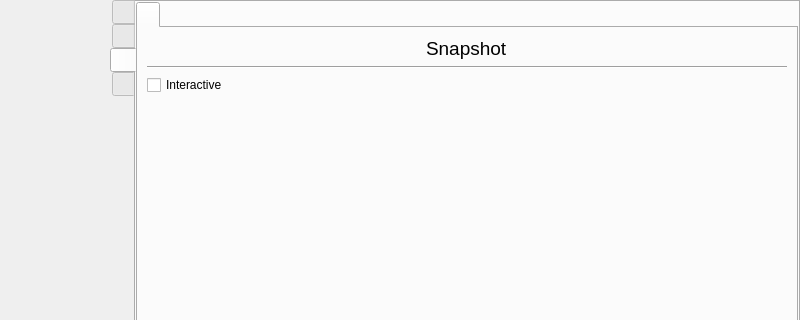
This is src/wayland/formMainWindow_wl.ui in vkohaupt/vokoscreenNG as Qt 5 draws it before an edit; both pictures show x 0 to 800 and y 0 to 320 of the 800 by 537 pixel window. The edited form follows.
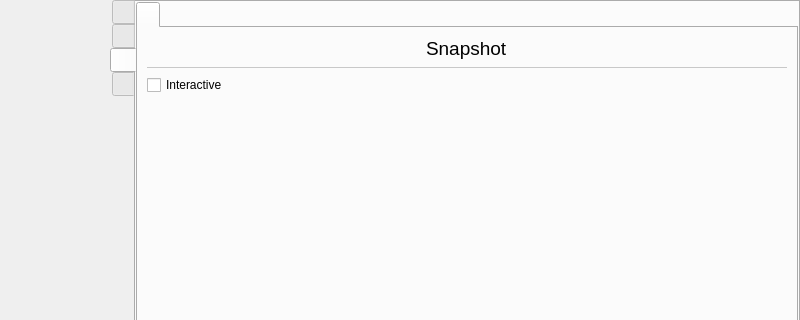
This is the edited form. The open tabs and pages were chosen to show the change. Icons and pictures are not drawn.

Patch:
```diff
--- a/src/wayland/formMainWindow_wl.ui
+++ b/src/wayland/formMainWindow_wl.ui
@@ -1874,6 +1874,12 @@
               </item>
               <item>
                <widget class="Line" name="line">
+                <property name="styleSheet">
+                 <string notr="true">color: rgb(200, 200, 200);</string>
+                </property>
+                <property name="frameShadow">
+                 <enum>QFrame::Plain</enum>
+                </property>
                 <property name="orientation">
                  <enum>Qt::Horizontal</enum>
                 </property>
```
Left out of the diff: 8 changed lines with no effect on the pictures.
